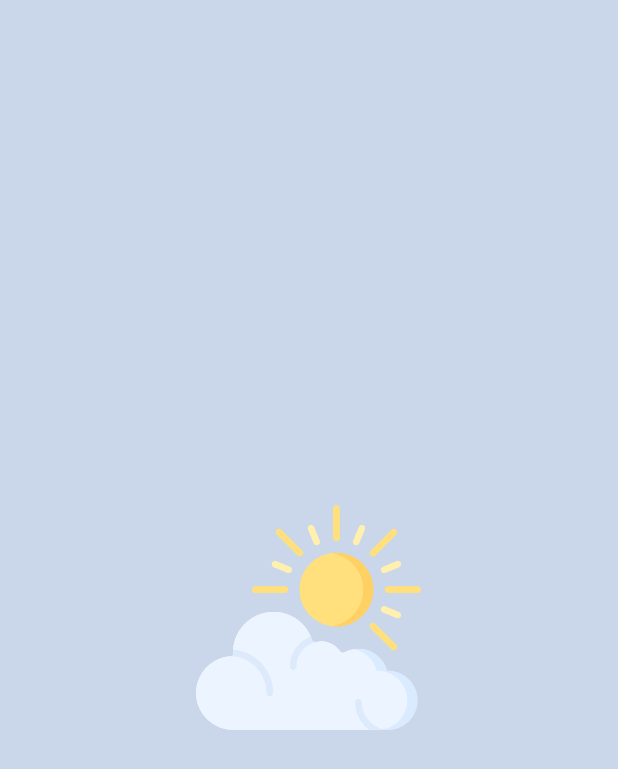
After one commit to anasstka/Weather-App, an Android app: the SplashScreen screen opened directly, with no data from a screen before it, on a phone screen of 412 x 824 dp. The commit adds this screen. Shown: the top 769 px of the screen. Run offline under Robolectric (Android 15) with nearby library versions, the light colour scheme and no system bars; 1 statement that could not run was skipped.

Commit message:
7.07.21 - создание загрузочного экрана

```diff
--- a/app/src/main/java/com/example/weatherapp/MainActivity.java
+++ b/app/src/main/java/com/example/weatherapp/MainActivity.java
@@ -91,6 +91,7 @@ public class MainActivity extends AppCompatActivity implements SwipeRefreshLayou
     @Override
     protected void onCreate(Bundle savedInstanceState) {
         super.onCreate(savedInstanceState);
+//        ThemeUtils.onActivityCreateSetTheme(this);
         setContentView(R.layout.activity_main);
 
         tv_temperature = findViewById(R.id.temperature);
@@ -264,6 +265,11 @@ public class MainActivity extends AppCompatActivity implements SwipeRefreshLayou
         tv_weather.setText(firstUpperCase(currentWeather.getWeather()));
 //        tv_weather_card.setText(firstUpperCase(currentWeather.getWeather()));
         iv_icon.setImageResource(currentWeather.getIcon());
+
+//        if (ThemeApplication.i==0) {
+//            ThemeApplication.i += 1;
+//            ThemeUtils.changeTheme(MainActivity.this, "03n");
+//        }
     }
 
     public String firstUpperCase(String text){
--- /dev/null
+++ b/app/src/main/java/com/example/weatherapp/SplashScreen.java
@@ -0,0 +1,18 @@
+package com.example.weatherapp;
+
+import androidx.appcompat.app.AppCompatActivity;
+
+import android.content.Intent;
+import android.os.Bundle;
+
+public class SplashScreen extends AppCompatActivity {
+
+    @Override
+    protected void onCreate(Bundle savedInstanceState) {
+        super.onCreate(savedInstanceState);
+
+        Intent intent = new Intent(this, MainActivity.class);
+        startActivity(intent);
+        finish();
+    }
+}
--- /dev/null
+++ b/app/src/main/res/drawable/splashscreen.xml
@@ -0,0 +1,10 @@
+<?xml version="1.0" encoding="utf-8"?>
+<layer-list xmlns:android="http://schemas.android.com/apk/res/android">
+    <item android:drawable="@color/background_color_cloudy"/>
+    <item
+        android:width="150dp"
+        android:height="150dp"
+        android:gravity="center">
+        <bitmap android:src="@drawable/logo_day"/>
+    </item>
+</layer-list>
```
Also changed, not shown: app/src/main/AndroidManifest.xml (+7 -2 lines), app/src/main/java/com/example/weatherapp/ApplicationTheme.java (deleted, +0 -10 lines), app/src/main/java/com/example/weatherapp/ThemeApplication.java (added, +7 -0 lines), app/src/main/java/com/example/weatherapp/ThemeUtils.java (added, +45 -0 lines), app/src/main/res/values/colors.xml (+1 -9 lines), app/src/main/res/values/themes.xml (+57 -1 lines), app/src/main/ic_logo-playstore.png (added), app/src/main/res/drawable/logo_day.png (added).
